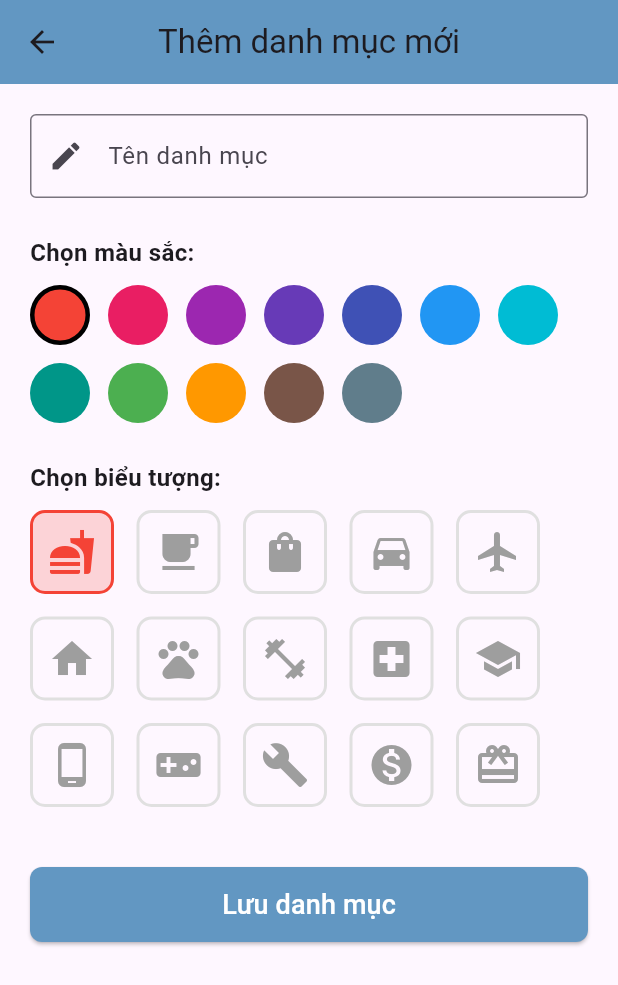
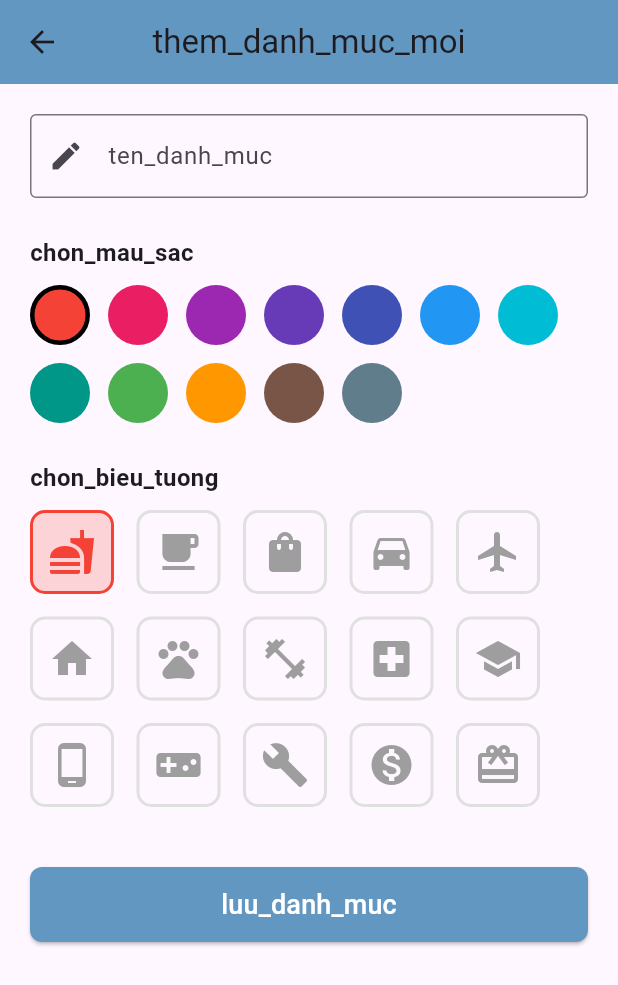
Before and after one commit to treignn26/2025_2_LTTBDD_N02_Nhom_23, a Flutter app: the ScreenThemDanhMuc screen opened directly, on a phone screen of 412 x 824 dp. Shown: the top 985 px of the screen. Run offline on Flutter 3.47's test engine with Material 3 defaults, Android fonts, the phone set to English and light mode, and no system bars; our stand-ins replace fl_chart, table_calendar.

Commit message:
thêm ngôn ngữ

```diff
--- a/lib/giao_dien/screen_them_danh_muc.dart
+++ b/lib/giao_dien/screen_them_danh_muc.dart
@@ -1,18 +1,17 @@
 import 'package:flutter/material.dart';
 import 'package:provider/provider.dart';
 import 'package:btap_lon/model/chi_tieu_provider.dart';
+import 'package:btap_lon/model/app_translations.dart';
 
 class ScreenThemDanhMuc extends StatefulWidget {
   const ScreenThemDanhMuc({super.key});
 
   @override
-  State<ScreenThemDanhMuc> createState() =>
-      _ScreenThemDanhMucState();
+  State<ScreenThemDanhMuc> createState() => _ScreenThemDanhMucState();
 }
 
 class _ScreenThemDanhMucState extends State<ScreenThemDanhMuc> {
-  final TextEditingController _tenController =
-      TextEditingController();
+  final TextEditingController _tenController = TextEditingController();
 
   final List<IconData> _danhSachIcons = [
     Icons.fastfood,
@@ -54,7 +53,7 @@ class _ScreenThemDanhMucState extends State<ScreenThemDanhMuc> {
   Widget build(BuildContext context) {
     return Scaffold(
       appBar: AppBar(
-        title: const Text('Thêm danh mục mới'),
+        title: Text(AppTrans.getText(context, 'them_danh_muc_moi')),
         backgroundColor: const Color.fromARGB(255, 98, 151, 194),
         centerTitle: true,
       ),
@@ -65,21 +64,18 @@ class _ScreenThemDanhMucState extends State<ScreenThemDanhMuc> {
           children: [
             TextField(
               controller: _tenController,
-              decoration: const InputDecoration(
-                labelText: 'Tên danh mục',
-                hintText: 'VD: Tiền điện, Đi chơi...',
-                border: OutlineInputBorder(),
-                prefixIcon: Icon(Icons.edit),
+              decoration: InputDecoration(
+                labelText: AppTrans.getText(context, 'ten_danh_muc'),
+                hintText: AppTrans.getText(context, 'hint_ten_danh_muc'),
+                border: const OutlineInputBorder(),
+                prefixIcon: const Icon(Icons.edit),
               ),
             ),
             const SizedBox(height: 25),
 
-            const Text(
-              'Chọn màu sắc:',
-              style: TextStyle(
-                fontWeight: FontWeight.bold,
-                fontSize: 16,
-              ),
+            Text(
+              AppTrans.getText(context, 'chon_mau_sac'),
+              style: const TextStyle(fontWeight: FontWeight.bold, fontSize: 16),
             ),
             const SizedBox(height: 10),
             Wrap(
@@ -87,8 +83,7 @@ class _ScreenThemDanhMucState extends State<ScreenThemDanhMuc> {
               runSpacing: 12,
               children: _danhSachMau.map((mau) {
                 return GestureDetector(
-                  onTap: () =>
-                      setState(() => _mauDuocChon = mau),
+                  onTap: () => setState(() => _mauDuocChon = mau),
                   child: Container(
                     width: 40,
                     height: 40,
@@ -108,12 +103,9 @@ class _ScreenThemDanhMucState extends State<ScreenThemDanhMuc> {
             ),
             const SizedBox(height: 25),
 
-            const Text(
-              'Chọn biểu tượng:',
-              style: TextStyle(
-                fontWeight: FontWeight.bold,
-                fontSize: 16,
-              ),
+            Text(
+              AppTrans.getText(context, 'chon_bieu_tuong'),
+              style: const TextStyle(fontWeight: FontWeight.bold, fontSize: 16),
             ),
             const SizedBox(height: 10),
             Wrap(
@@ -121,8 +113,7 @@ class _ScreenThemDanhMucState extends State<ScreenThemDanhMuc> {
               runSpacing: 15,
               children: _danhSachIcons.map((icon) {
                 return GestureDetector(
-                  onTap: () =>
-                      setState(() => _iconDuocChon = icon),
+                  onTap: () => setState(() => _iconDuocChon = icon),
                   child: Container(
                     padding: const EdgeInsets.all(10),
                     decoration: BoxDecoration(
@@ -139,9 +130,7 @@ class _ScreenThemDanhMucState extends State<ScreenThemDanhMuc> {
                     ),
                     child: Icon(
                       icon,
-                      color: _iconDuocChon == icon
-                          ? _mauDuocChon
-                          : Colors.grey,
+                      color: _iconDuocChon == icon ? _mauDuocChon : Colors.grey,
                       size: 32,
                     ),
                   ),
@@ -155,12 +144,7 @@ class _ScreenThemDanhMucState extends State<ScreenThemDanhMuc> {
               height: 50,
               child: ElevatedButton(
                 style: ElevatedButton.styleFrom(
-                  backgroundColor: const Color.fromARGB(
-                    255,
-                    98,
-                    151,
-                    194,
-                  ),
+                  backgroundColor: const Color.fromARGB(255, 98, 151, 194),
                   shape: RoundedRectangleBorder(
                     borderRadius: BorderRadius.circular(8),
                   ),
@@ -168,9 +152,12 @@ class _ScreenThemDanhMucState extends State<ScreenThemDanhMuc> {
                 onPressed: () {
                   if (_tenController.text.trim().isEmpty) {
                     ScaffoldMessenger.of(context).showSnackBar(
-                      const SnackBar(
+                      SnackBar(
                         content: Text(
-                          'Vui lòng nhập tên danh mục!',
+                          AppTrans.getText(
+                            context,
+                            'vui_long_nhap_ten_danh_muc',
+                          ),
                         ),
                       ),
                     );
@@ -188,12 +175,9 @@ class _ScreenThemDanhMucState extends State<ScreenThemDanhMuc> {
 
                   Navigator.pop(context);
                 },
-                child: const Text(
-                  'Lưu danh mục',
-                  style: TextStyle(
-                    color: Colors.white,
-                    fontSize: 18,
-                  ),
+                child: Text(
+                  AppTrans.getText(context, 'luu_danh_muc'),
+                  style: const TextStyle(color: Colors.white, fontSize: 18),
                 ),
               ),
             ),
--- /dev/null
+++ b/lib/model/app_translations.dart
@@ -0,0 +1,94 @@
+import 'package:flutter/material.dart';
+import 'package:provider/provider.dart';
+import 'language_provider.dart';
+
+class AppTrans {
+  static final Map<String, Map<String, String>> _dich = {
+    'vi': {
+      'ngon_ngu': 'Ngôn ngữ',
+      'tieng_viet': 'Tiếng Việt',
+      'tieng_anh': 'Tiếng Anh',
+      'so_thu_chi': 'Sổ thu chi',
+      'nhap_vao': 'Nhập vào',
+      'lich': 'Lịch',
+      'bao_cao': 'Báo cáo',
+      'chi_tieu': 'Chi tiêu',
+      'thu_nhap': 'Thu nhập',
+      'thu_chi': 'Thu chi',
+      'thang': 'Tháng',
+      'danh_muc': 'Danh mục',
+      'ghi_chu': 'Ghi chú',
+      'tien_chi': 'Tiền chi',
+      'ngay': 'Ngày',
+      'an_uong': 'Ăn uống',
+      'giao_hang': 'Giao hàng',
+      'mua_sam': 'Mua sắm',
+      'giai_tri': 'Giải trí',
+      'y_te': 'Y tế',
+      'giao_duc': 'Giáo dục',
+      'chinh_sua': 'Chỉnh sửa',
+      'nhap_khoan_chi': 'Nhập khoản chi',
+      'nhap_chi_tieu': 'Nhập chi tiêu',
+      'nhap_vao': 'Nhập vào',
+      'nam': 'Năm',
+      'chua_co_chi_tieu_nao': 'Chưa có chi tiêu nào trong tháng này',
+      'chua_nhap_vao': 'Chưa nhập vào',
+      'thong_tin': 'Thông tin',
+      'thanh_vien_nhom': 'Thành viên nhóm',
+      'ngon_ngu': 'Ngôn ngữ',
+      'quan_ly_chi_tieu': 'Quản lý chi tiêu',
+      'tong_hien_co': 'Tổng hiện có',
+      'tong_chi': 'Tổng chi',
+      'khong_co_chi_tieu_nao': 'Không có chi tiêu nào',
+      'danh_muc_label': 'Danh mục',
+      'nhap_khoan_chi_btn': 'Nhập khoản chi',
+    },
+    'en': {
+      'nhap_khoan_chi_btn': 'Enter expenses',
+      'danh_muc_label': 'Category',
+      'tong_hien_co': 'Total',
+      'tong_chi': 'Total expenditure',
+      'khong_co_chi_tieu_nao': 'No detals',
+      'ngon_ngu': 'Language',
+      'tieng_viet': 'Vietnamese',
+      'tieng_anh': 'English',
+      'so_thu_chi': 'Expense Book',
+      'nhap_vao': 'Input',
+      'lich': 'Calendar',
+      'bao_cao': 'Report',
+      'chi_tieu': 'Spending',
+      'thu_nhap': 'Icome',
+      'thu_chi': 'Revenua and',
+      'thang': 'Month',
+      'danh_muc': 'Category',
+      'ghi_chu': 'Note',
+      'tien_chi': 'Expenditure',
+      'ngay': 'Day',
+      'an_uong': 'Eat and drink',
+      'giao_hang': 'Delivery',
+      'mua_sam': 'Shopping',
+      'giai_tri': 'Entertainment',
+      'y_te': 'Medical',
+      'giao_duc': 'Education',
+      'chinh_sua': 'Edit',
+      'nhap_khoan_chi': 'Enter expenses',
+      'nhap_chi_tieu': 'Enter expenses',
+      'nhap_vao': 'Input',
+      'nam': 'Year',
+      'chua_co_chi_tieu_nao': 'No expenses this month.',
+      'chua_nhap_vao': 'Not entered',
+      'thong_tin': 'Information',
+      'thanh_vien_nhom': 'Members',
+      'ngon_ngu': 'Language',
+      'quan_ly_chi_tieu': 'Managing expenses',
+    },
+  };
+
+  static String getText(BuildContext context, String key) {
+    final langCode = Provider.of<LanguageProvider>(
+      context,
+      listen: true,
+    ).locale.languageCode;
+    return _dich[langCode]?[key] ?? key;
+  }
+}
--- /dev/null
+++ b/lib/model/language_provider.dart
@@ -0,0 +1,11 @@
+import 'package:flutter/material.dart';
+
+class LanguageProvider extends ChangeNotifier {
+  Locale _locale = const Locale('vi');
+
+  Locale get locale => _locale;
+  void changeLanguage(String languageCode) {
+    _locale = Locale(languageCode);
+    notifyListeners();
+  }
+}
```
Also changed, not shown: lib/giao_dien/screen_bao_cao.dart (+48 -18 lines), lib/giao_dien/screen_chi_tieu.dart (+39 -30 lines), lib/giao_dien/screen_lich.dart (+49 -33 lines), lib/giao_dien/screen_thong_tin.dart (added, +127 -0 lines), lib/giao_dien/trang_dau.dart (+4 -3 lines), lib/main.dart (+10 -3 lines).
